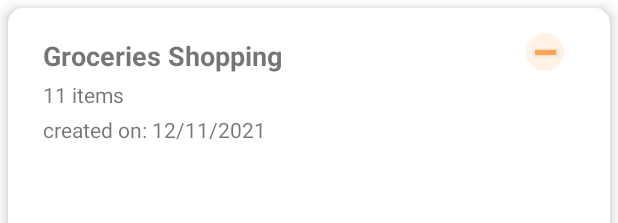
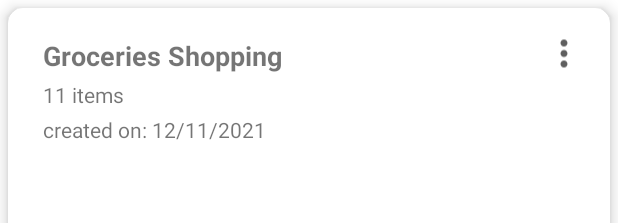
Before and after one commit to ainnurina/yololist, an Android app: the layout list_row.xml on its own in the app's theme, with its tools: preview values and no code run, on a phone screen of 412 x 824 dp. Shown: the top 223 px of the screen. Run offline under Robolectric (Android 15) with nearby library versions, the phone set to English and light mode, and no system bars; Roboto replaces fonts that are not available here.

Commit message:
new update 30/12 -1

```diff
--- a/app/src/main/java/com/example/yololist/MainActivity.java
+++ b/app/src/main/java/com/example/yololist/MainActivity.java
@@ -100,6 +100,7 @@ public class MainActivity extends AppCompatActivity implements RecyclerViewInter
             public void onClick(View view) {
                 Intent intent = new Intent(MainActivity.this, PostYololistActivity.class);
                 startActivity(intent);
+
             }
         });
 
@@ -113,11 +114,8 @@ public class MainActivity extends AppCompatActivity implements RecyclerViewInter
 
         /*---------Navigation Drawer Menu-----*/
 
-        //Hide or show items
-
         Menu menu = navigationView.getMenu();
-        //menu.findItem(R.id.nav_logout).setVisible(false);
-        //menu.findItem(R.id.nav_profile).setVisible(false);
+        menu.findItem(R.id.nav_archive).setVisible(false);
 
         firebaseAuth = FirebaseAuth.getInstance();
 
--- a/app/src/main/java/com/example/yololist/ui/ListRecyclerAdapter.java
+++ b/app/src/main/java/com/example/yololist/ui/ListRecyclerAdapter.java
@@ -76,6 +76,8 @@ public class ListRecyclerAdapter extends RecyclerView.Adapter<ListRecyclerAdapte
         return allList.size();
     }
 
+    /* search */
+
     @Override
     public Filter getFilter() {
         return exampleFilter;
@@ -129,7 +131,7 @@ public class ListRecyclerAdapter extends RecyclerView.Adapter<ListRecyclerAdapte
                 @Override
                 public void onClick(View view) {
                     if (recyclerViewInterface != null)  {
-                        int pos = getAdapterPosition();
+                        int pos = getBindingAdapterPosition();
 
                         if (pos != RecyclerView.NO_POSITION)    {
                             recyclerViewInterface.onItemClick(pos);
--- /dev/null
+++ b/app/src/main/res/drawable/ic_baseline_more_vert_24.xml
@@ -0,0 +1,5 @@
+<vector android:height="24dp" android:tint="#5F5F5F"
+    android:viewportHeight="24" android:viewportWidth="24"
+    android:width="24dp" xmlns:android="http://schemas.android.com/apk/res/android">
+    <path android:fillColor="@android:color/white" android:pathData="M12,8c1.1,0 2,-0.9 2,-2s-0.9,-2 -2,-2 -2,0.9 -2,2 0.9,2 2,2zM12,10c-1.1,0 -2,0.9 -2,2s0.9,2 2,2 2,-0.9 2,-2 -0.9,-2 -2,-2zM12,16c-1.1,0 -2,0.9 -2,2s0.9,2 2,2 2,-0.9 2,-2 -0.9,-2 -2,-2z"/>
+</vector>
--- /dev/null
+++ b/app/src/main/res/drawable/ic_baseline_remove_circle_24.xml
@@ -0,0 +1,5 @@
+<vector android:height="24dp" android:tint="#FFC865"
+    android:viewportHeight="24" android:viewportWidth="24"
+    android:width="24dp" xmlns:android="http://schemas.android.com/apk/res/android">
+    <path android:fillColor="@android:color/white" android:pathData="M12,2C6.48,2 2,6.48 2,12s4.48,10 10,10 10,-4.48 10,-10S17.52,2 12,2zM17,13L7,13v-2h10v2z"/>
+</vector>
--- a/app/src/main/res/layout/header.xml
+++ b/app/src/main/res/layout/header.xml
@@ -16,7 +16,7 @@
     <TextView
         android:layout_width="wrap_content"
         android:layout_height="wrap_content"
-        android:text="YoloList"
+        android:text="Yololist"
         android:layout_marginTop="6dp"
         android:textSize="20sp"
         android:fontFamily="@font/poppins_medium"/>
--- a/app/src/main/res/layout/list_row.xml
+++ b/app/src/main/res/layout/list_row.xml
@@ -68,19 +68,18 @@
             android:layout_height="28dp"
             android:layout_alignParentEnd="true"
             android:layout_marginStart="49dp"
-            android:layout_marginEnd="14dp"
-            android:background="@drawable/lightorange_circle_button"
+            android:layout_marginEnd="1dp"
             app:layout_constraintBottom_toBottomOf="parent"
             app:layout_constraintTop_toTopOf="parent">
 
-            <Button
-                android:layout_width="14dp"
-                android:layout_height="3dp"
-                android:background="@android:color/white"
-                app:layout_constraintBottom_toBottomOf="parent"
-                app:layout_constraintEnd_toEndOf="parent"
-                app:layout_constraintStart_toStartOf="parent"
-                app:layout_constraintTop_toTopOf="parent" />
+            <ImageView
+                android:id="@+id/deleteList"
+                android:layout_width="match_parent"
+                android:layout_height="30dp"
+                android:background="@color/white"
+                android:src="@drawable/ic_baseline_more_vert_24"
+                tools:ignore="MissingConstraints" />
+
         </androidx.constraintlayout.widget.ConstraintLayout>
     </RelativeLayout>
 
```
